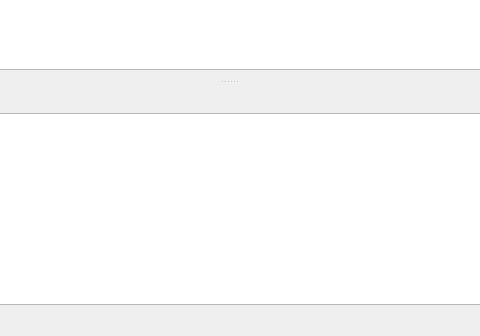
Qt form XSTAF/ui/DUT.ui (xcgspring/XSTAF) before a commit; both pictures show x 129 to 609 and y 242 to 578 of the 716 by 578 pixel window.
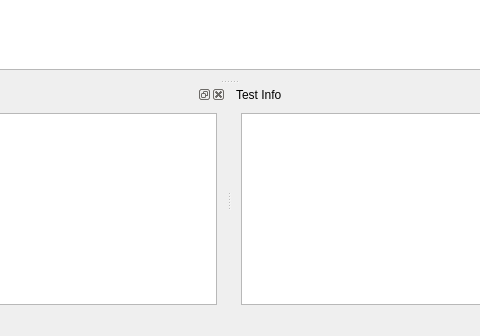
The same form after that commit. Icons and pictures are not drawn.

The edit to the form file:
```diff
--- a/XSTAF/ui/DUT.ui
+++ b/XSTAF/ui/DUT.ui
@@ -94,6 +94,21 @@
    <addaction name="actionPauseRunner"/>
    <addaction name="separator"/>
   </widget>
+  <widget class="QDockWidget" name="TestInfoDock">
+   <property name="windowTitle">
+    <string>Test Info</string>
+   </property>
+   <attribute name="dockWidgetArea">
+    <number>8</number>
+   </attribute>
+   <widget class="QWidget" name="dockWidgetContents_4">
+    <layout class="QGridLayout" name="gridLayout_5">
+     <item row="0" column="0">
+      <widget class="QTextEdit" name="TestInfoEdit"/>
+     </item>
+    </layout>
+   </widget>
+  </widget>
   <action name="actionAddTestSuite">
    <property name="icon">
     <iconset resource="resources.qrc">
```
